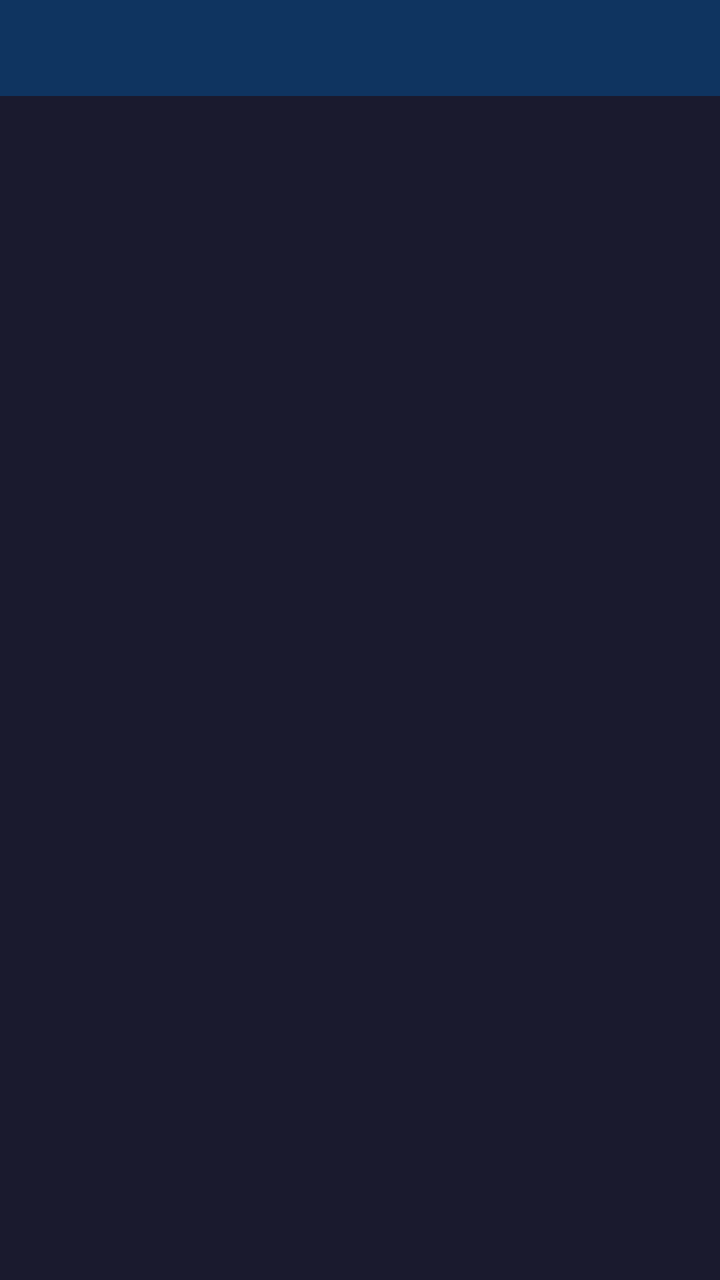
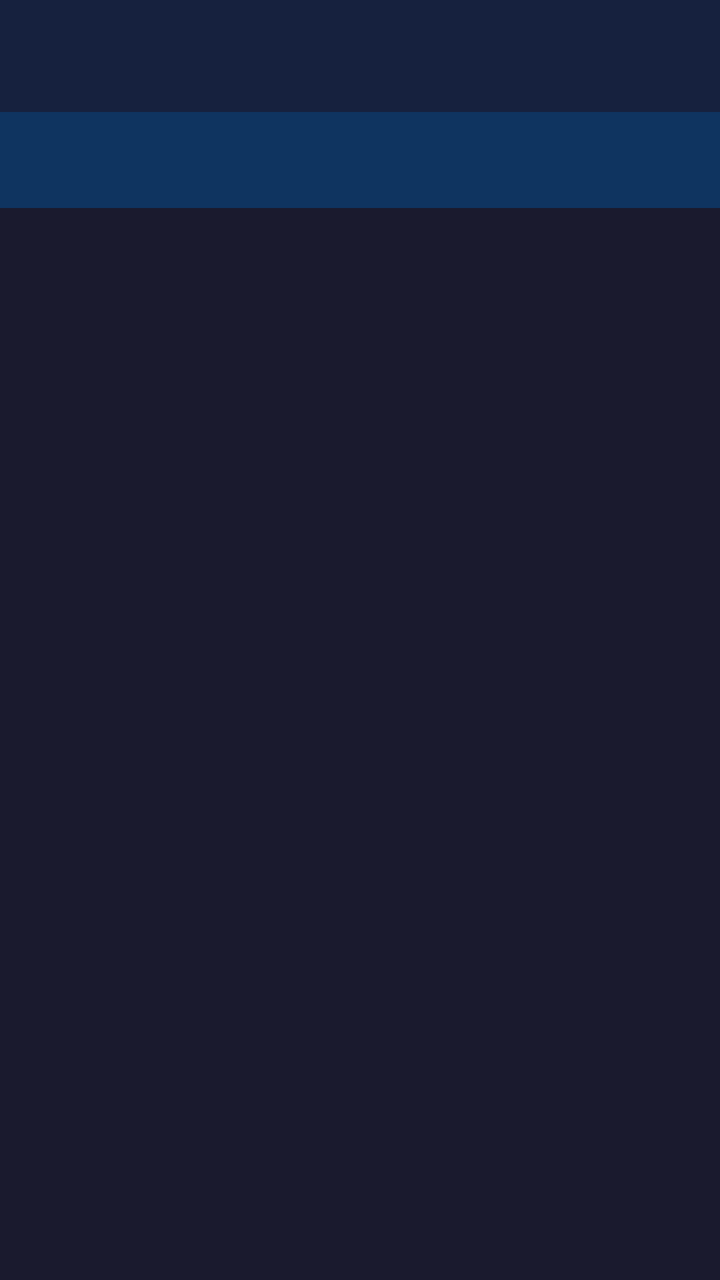

Two renders of the same Android screen: before a commit and after it. Below are the layout's source before the change and the commit's diff.
<!-- AndroidManifest.xml: application theme Theme.RadioInfo -->
<!-- res/layout/activity_main.xml -->
<?xml version="1.0" encoding="utf-8"?>
<LinearLayout xmlns:android="http://schemas.android.com/apk/res/android"
    android:layout_width="match_parent"
    android:layout_height="match_parent"
    android:orientation="vertical"
    android:background="#1A1A2E">

    <com.google.android.material.tabs.TabLayout
        android:id="@+id/tabLayout"
        android:layout_width="match_parent"
        android:layout_height="48dp"
        android:background="#0F3460" />

    <androidx.viewpager2.widget.ViewPager2
        android:id="@+id/viewPager"
        android:layout_width="match_parent"
        android:layout_height="0dp"
        android:layout_weight="1" />

</LinearLayout>
<!-- resources referenced by this layout -->
<resources>
  <style name="Theme.RadioInfo" parent="Theme.AppCompat.Light.DarkActionBar">
      </style>
</resources>

<!-- the commit's change to res/layout/activity_main.xml (unified diff, before → after) -->
@@ -4,6 +4,14 @@
     android:layout_height="match_parent"
     android:orientation="vertical"
     android:background="#1A1A2E">
+
+    <androidx.appcompat.widget.Toolbar
+        android:id="@+id/toolbar"
+        android:layout_width="match_parent"
+        android:layout_height="?attr/actionBarSize"
+        android:background="#16213E"
+        android:theme="@style/ThemeOverlay.AppCompat.Dark.ActionBar"
+        android:popupTheme="@style/ThemeOverlay.AppCompat.Light" />
 
     <com.google.android.material.tabs.TabLayout
         android:id="@+id/tabLayout"
<!-- resource entries referenced after the edit -->
@@ -1,6 +1,12 @@
 <!-- resources referenced by this layout -->
 <resources>
-  <style name="Theme.RadioInfo" parent="Theme.AppCompat.Light.DarkActionBar">
+  <style name="Theme.RadioInfo" parent="Theme.AppCompat.NoActionBar">
+          <item name="colorPrimary">#0F3460</item>
+          <item name="colorPrimaryDark">#16213E</item>
+          <item name="colorAccent">#E94560</item>
+          <item name="android:windowBackground">#1A1A2E</item>
+          <item name="android:statusBarColor">#16213E</item>
+          <item name="android:navigationBarColor">#16213E</item>
       </style>
 </resources>
 
